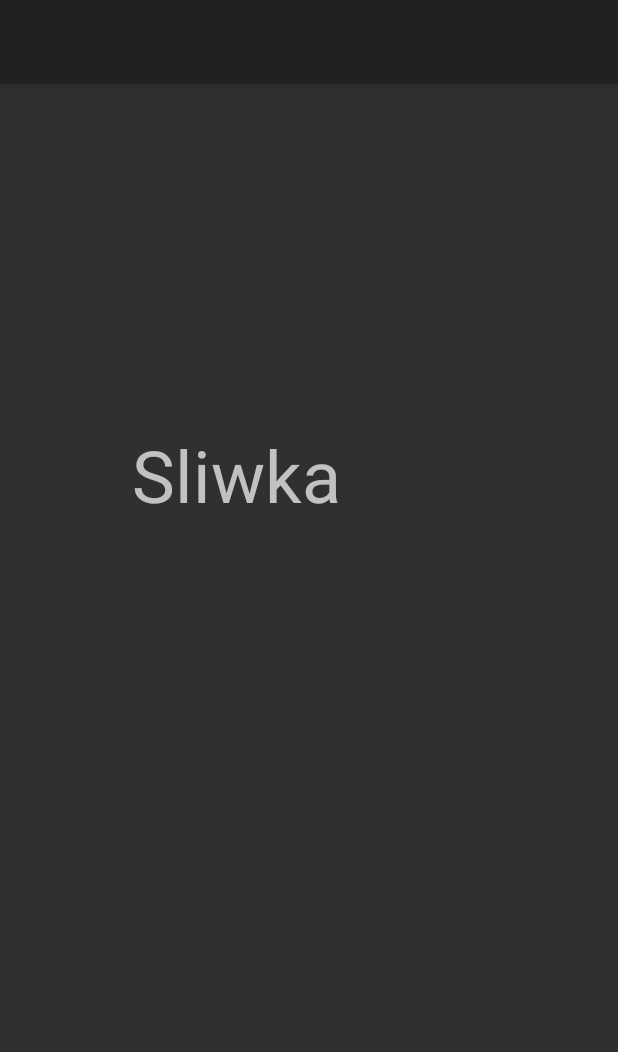
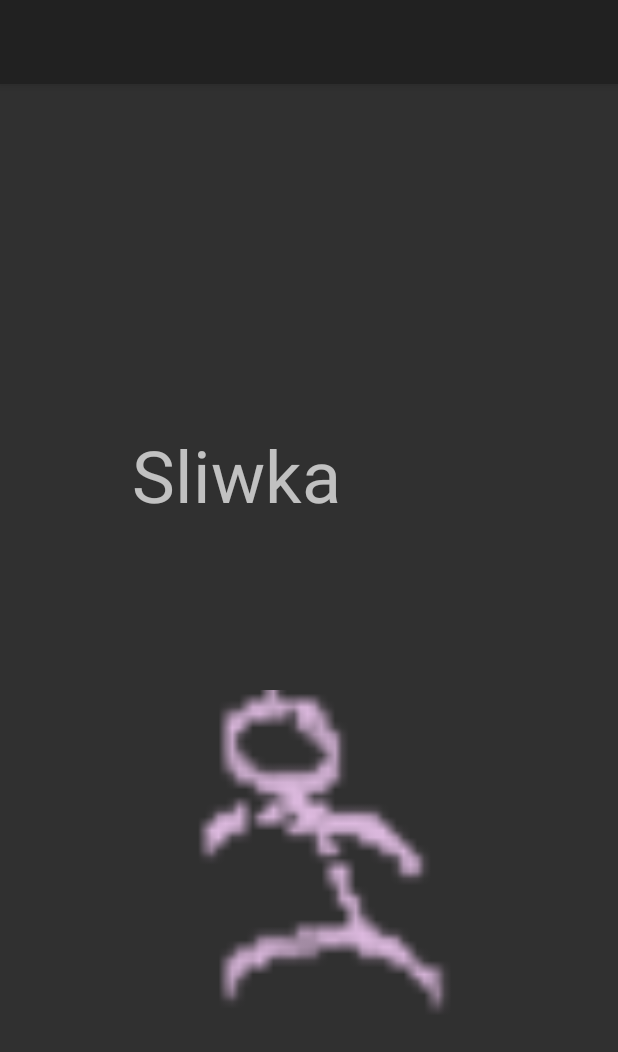
Before and after one commit to joszi173/inzynieria, an Android app built with Jetpack Compose: the screen it shows after launch (Gra), on a phone screen of 412 x 824 dp. Shown: the top 1052 px of the screen. Run offline under Robolectric (Android 15) with nearby library versions, the phone set to English and light mode, and no system bars.

Commit message:
zapis i odczyt obrazu z bazy

```diff
--- a/app/src/main/java/com/example/tamagotchi/Czlowieczek.kt
+++ b/app/src/main/java/com/example/tamagotchi/Czlowieczek.kt
@@ -4,7 +4,14 @@ import android.widget.TextView
 import android.os.Bundle
 
 class Czlowieczek(val gra:Gra, val imie:String) {
+    //var glod:Potrzeba;
 
+    fun onCreate(){
+        //glod=100;
+    }
+    public fun karmienie(/*jedzenie:Item/Jedzenie*/){
+        //glod+=jedzenie.wartosc
+    }
 
     fun podajImie() {
         val imieCzlowieczka = gra.findViewById<TextView>(R.id.imieCzlowieczka)
--- a/app/src/main/java/com/example/tamagotchi/Gra.kt
+++ b/app/src/main/java/com/example/tamagotchi/Gra.kt
@@ -1,17 +1,21 @@
 package com.example.tamagotchi
 
+import android.annotation.SuppressLint
 import android.database.sqlite.SQLiteDatabase
 import android.os.Bundle
 import android.widget.Button
 import android.widget.TextView
 import android.content.ContentValues
+import android.graphics.BitmapFactory
 import android.provider.BaseColumns
+import android.widget.ImageView
 import androidx.activity.enableEdgeToEdge
 import androidx.appcompat.app.AppCompatActivity
 import androidx.core.view.ViewCompat
 import androidx.core.view.WindowInsetsCompat
 
 class Gra : AppCompatActivity() {
+    @SuppressLint("MissingInflatedId")
     override fun onCreate(savedInstanceState: Bundle?) {
 
         super.onCreate(savedInstanceState)
@@ -22,6 +26,19 @@ class Gra : AppCompatActivity() {
             v.setPadding(systemBars.left, systemBars.top, systemBars.right, systemBars.bottom)
             insets
         }
+        val mbd = BDManager(BDHelper(applicationContext))
+        val czlowieczekImg = BitmapFactory.decodeResource(getResources(), R.drawable.czlowieczek1)
+
+        mbd.zapiszWszystkieDane("Sliwka", czlowieczekImg)
+
+        val imie = mbd.odczytajImie()
+        val imieCzlowieczka = findViewById<TextView>(R.id.imieCzlowieczka)
+        imieCzlowieczka.setText(imie);
+
+        val img = mbd.odczytajObraz()
+        val czlowieczekUIIMG = findViewById<ImageView>(R.id.czlowieczekUIIMG)
+        czlowieczekUIIMG.setImageBitmap(img)
+
         /////////////////////////////////
         //1. baza danych istnieje/zawiera dane?
         //tak- Zczytaj z bazy
@@ -31,35 +48,6 @@ class Gra : AppCompatActivity() {
             //powrót/ponowne uruchomienie tej aktywności????
 //////////////////////////////////////////////////////////////////////////////////
 
-        //////////////////////////////////////////
-        //osobna klasa na bazę, zapis i odczyt?
-        //manager bazy danych
-        val mbd = ManagerBazyDanych(applicationContext)
-        //baza danych
-        val bd:SQLiteDatabase = mbd.writableDatabase
-        ////////////////////////////////////////////////
-        val imie="Sliwka"
-        val czlowieczek=Czlowieczek(this, imie)
-        ///////////////////////////////////////////////////////////
-
-        //////////////////////////////////////////////////////////////////////////////
-        //zapis do bazy
-        val daneDoBazy=ContentValues().apply { put(InfoTabeli.KOLUMNA_IMIE, imie) }
-        val nowyWiersz=bd.insert(InfoTabeli.NAZWA_TABELI, null, daneDoBazy)
-//////////////////////////////////////////////////////////////////
-        //czlowieczek.podajImie();
-        ///////////////////////////////////////////////////////////////
-        //odczyt z bazy
-        val projection = arrayOf(InfoTabeli.KOLUMNA_IMIE)
-        val selection = "${InfoTabeli.KOLUMNA_IMIE} = ?"
-        val selectionArgs = arrayOf("Sliwka")
-        val cursor = bd.query(InfoTabeli.NAZWA_TABELI,projection, selection, selectionArgs, null, null, null)
-        cursor.moveToNext()
-        val imieZBazy = cursor.getString(0)
-        val imieCzlowieczka = findViewById<TextView>(R.id.imieCzlowieczka)
-        imieCzlowieczka.setText(imieZBazy);
-        ////////////////////////////////////////////////////////
-
     }
 
 
--- a/app/src/main/java/com/example/tamagotchi/ManagerBazyDanych.kt
+++ b/app/src/main/java/com/example/tamagotchi/ManagerBazyDanych.kt
@@ -1,24 +1,34 @@
 package com.example.tamagotchi
 
+import android.annotation.SuppressLint
+import android.content.ContentValues
 import android.content.Context
+import android.database.Cursor
 import android.database.sqlite.SQLiteDatabase
 import android.database.sqlite.SQLiteOpenHelper
+import android.graphics.Bitmap
+import android.graphics.BitmapFactory
 import android.provider.BaseColumns
+import java.io.ByteArrayOutputStream
 
 object InfoTabeli:BaseColumns{
     const val NAZWA_TABELI = "Tamagotchi"
+    //const val KOLUMNA_ID = "ID"
     const val KOLUMNA_IMIE = "Imie"
+    const val KOLUMNA_OBRAZ = "Obraz"
 }
 
 object PodstawoweKomendy{
-    const val SQL_STWORZ_TABELE = "CREATE TABLE ${InfoTabeli.NAZWA_TABELI} (${BaseColumns._ID} INTEGER PRIMARY KEY, ${InfoTabeli.KOLUMNA_IMIE} varchar(255) NOT NULL)"
+    const val SQL_STWORZ_TABELE = "CREATE TABLE ${InfoTabeli.NAZWA_TABELI} (${BaseColumns._ID} INTEGER PRIMARY KEY, ${InfoTabeli.KOLUMNA_IMIE} VARCHAR(255) NOT NULL, ${InfoTabeli.KOLUMNA_OBRAZ} BLOB NOT NULL)"
 
     const val SQL_USUN_TABELE = "DROP TABLE IF EXISTS ${InfoTabeli.NAZWA_TABELI}"
 }
-class ManagerBazyDanych(context: Context):SQLiteOpenHelper(context, InfoTabeli.NAZWA_TABELI, null, 1) {
+class BDHelper(context: Context):SQLiteOpenHelper(context, InfoTabeli.NAZWA_TABELI, null, 1) {
 
     override fun onCreate(db: SQLiteDatabase?) {
+        db?.execSQL(PodstawoweKomendy.SQL_USUN_TABELE)
         db?.execSQL(PodstawoweKomendy.SQL_STWORZ_TABELE)
+
     }
 
     override fun onUpgrade(db: SQLiteDatabase?, oldVersion: Int, newVersion: Int) {
@@ -27,3 +37,77 @@ class ManagerBazyDanych(context: Context):SQLiteOpenHelper(context, InfoTabeli.N
     }
 
 }
+
+class BDManager(val bdHelper: BDHelper){
+    //al bdHelper: BDHelper=BDHelper(applicationContext)
+
+    val bd:SQLiteDatabase=bdHelper.writableDatabase
+
+    /*
+    val bd:SQLiteDatabase = mbd.writableDatabase
+    val daneDoBazy=ContentValues().apply { put(InfoTabeli.KOLUMNA_IMIE, imie) }
+    val nowyWiersz=bd.insert(InfoTabeli.NAZWA_TABELI, null, daneDoBazy)
+    val projection = arrayOf(InfoTabeli.KOLUMNA_IMIE)
+    val selection = "${InfoTabeli.KOLUMNA_IMIE} = ?"
+    val selectionArgs = arrayOf("Sliwka")
+    val cursor = bd.query(InfoTabeli.NAZWA_TABELI,projection, selection, selectionArgs, null, null, null)
+    cursor.moveToNext()
+    val imieZBazy = cursor.getString(0)
+    val imieCzlowieczka = findViewById<TextView>(R.id.imieCzlowieczka)
+    imieCzlowieczka.setText(imieZBazy);
+    */
+
+     public fun onCreate(){
+
+    }
+    public fun zapiszWszystkieDane(imie:String, img:Bitmap){
+
+        val byteArray=ByteArrayOutputStream()
+        img.compress(Bitmap.CompressFormat.PNG, 100, byteArray)
+        val imgDoBazy = byteArray.toByteArray()
+
+        val daneDoBazy= ContentValues().apply { put(InfoTabeli.KOLUMNA_IMIE, imie)
+                                                put(InfoTabeli.KOLUMNA_OBRAZ, imgDoBazy) }
+
+        val nowyWiersz=bd.insert(InfoTabeli.NAZWA_TABELI, null, daneDoBazy)
+    }
+    @SuppressLint("Recycle", "Range")
+    public fun odczytajImie(): String? {
+
+            val projection = arrayOf(InfoTabeli.KOLUMNA_IMIE)
+            //val selection = "${BaseColumns._ID} = ?"
+        //val selectionArgs = arrayOf("0")
+        val cursor:Cursor = bd.query(InfoTabeli.NAZWA_TABELI,projection, null, null/*selection, selectionArgs*/, null, null, null)
+        //cursor.moveToNext()
+        cursor.moveToFirst()
+        val imieZBazy = cursor.getString(cursor.getColumnIndex(projection[0]));
+        //if( cursor != null && cursor.moveToFirst() ){
+        //    num = cursor.getString(cursor.getColumnIndex("ContactNumber"));
+         //   cursor.close();
+        //}
+        //val imieZBazy = cursor.getString(0)
+        cursor.close();
+        return imieZBazy
+    }
+
+    @SuppressLint("Recycle", "Range")
+    public fun odczytajObraz(): Bitmap? {
+        val projection = arrayOf(InfoTabeli.KOLUMNA_OBRAZ)
+        //val selection = "${BaseColumns._ID} = ?"
+        //val selectionArgs = arrayOf("0")
+        val cursor:Cursor = bd.query(InfoTabeli.NAZWA_TABELI,projection, null, null/*selection, selectionArgs*/, null, null, null)
+        //cursor.moveToNext()
+        cursor.moveToFirst()
+        val bitmap = cursor.getBlob(cursor.getColumnIndex(projection[0]));
+        //if( cursor != null && cursor.moveToFirst() ){
+        //    num = cursor.getString(cursor.getColumnIndex("ContactNumber"));
+        //   cursor.close();
+        //}
+        //val imieZBazy = cursor.getString(0)
+        val obraz = BitmapFactory.decodeByteArray(bitmap, 0, bitmap.size)
+        cursor.close();
+        return obraz
+    }
+
+
+}
--- a/app/src/main/res/layout/activity_gra.xml
+++ b/app/src/main/res/layout/activity_gra.xml
@@ -17,4 +17,13 @@
         android:textSize="48sp"
         app:layout_constraintStart_toStartOf="parent"
         app:layout_constraintTop_toTopOf="parent" />
+
+    <ImageView
+        android:id="@+id/czlowieczekUIIMG"
+        android:layout_width="248dp"
+        android:layout_height="219dp"
+        android:layout_marginStart="88dp"
+        app:layout_constraintStart_toStartOf="parent"
+        app:layout_constraintTop_toBottomOf="@+id/imieCzlowieczka"
+        app:srcCompat="@android:drawable/btn_minus" />
 </androidx.constraintlayout.widget.ConstraintLayout>
```
Also changed, not shown: app/src/main/res/drawable/czlowieczek1.png (added).
